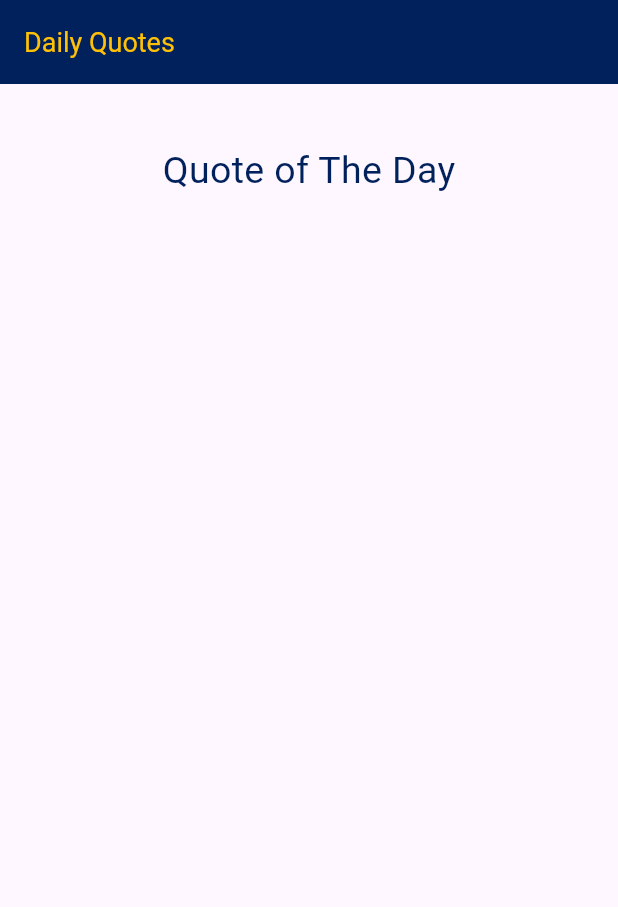
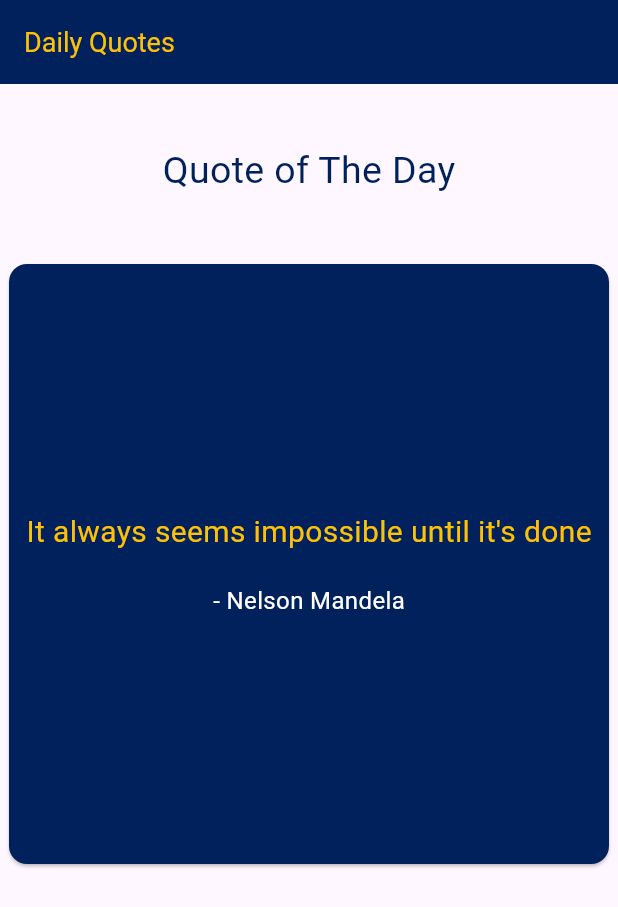
Before and after one commit to fthaaether/daily_quotes, a Flutter app: the screen it shows after launch, on a phone screen of 412 x 824 dp. Shown: the top 907 px of the screen. Run offline on Flutter 3.47's test engine with Material 3 defaults, Android fonts, the phone set to English and light mode, and no system bars.

Commit message:
add : quote's card

```diff
--- a/lib/main.dart
+++ b/lib/main.dart
@@ -32,12 +32,45 @@ class MainApp extends StatelessWidget {
                   ),
                 ),
               ),
-              Container(
-                margin: EdgeInsets.all(20),
-                child: Center(child: const Card(
-                  color: Color.fromARGB(255, 0, 33, 91),
-                )),
+              Card(
+                color: Color.fromARGB(255, 0, 33, 91),
+                child: SizedBox(
+                  height: 400,
+                  width: 400,
+                  child: Column(
+                    mainAxisAlignment: MainAxisAlignment.center,
+                    children: [
+                      Text(
+                        "It always seems impossible until it's done",
+                        style: TextStyle(color: Colors.amber, fontSize: 20),
+                      ),
+                      SizedBox(height: 20),
+                      Text(
+                        "- Nelson Mandela",
+                        style: TextStyle(color: Colors.white, fontSize: 16),
+                      ),
+                    ],
+                  ),
+                ),
               ),
+              // Container(
+              //   margin: EdgeInsets.all(20),
+              //   child: Center(
+              //     child: const Card(
+              //       child: Column(
+              //         child: Center(
+              //           child: Text(
+              //             "It always seems impossible until it's done",
+              //             style: TextStyle(color: Colors.amber, fontSize: 20),
+              //           ),
+              //         ),
+              //         height: 400,
+              //         width: 400,
+              //       ),
+              //       color: Color.fromARGB(255, 0, 33, 91),
+              //     ),
+              //   ),
+              // ),
             ],
           ),
         ),
```
